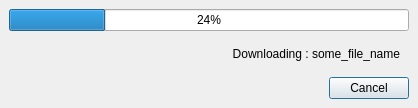
Old version of the form FermaNext/src/LiveUpdate/LiveUpdateDialog.ui in the repository rouming/FermaNext.
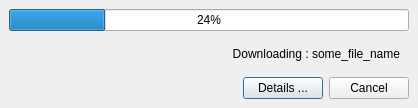
New version of the form.

Diff of the .ui file:
```diff
--- a/FermaNext/src/LiveUpdate/LiveUpdateDialog.ui
+++ b/FermaNext/src/LiveUpdate/LiveUpdateDialog.ui
@@ -12,6 +12,14 @@
     <height>108</height>
    </rect>
   </property>
+  <property name="sizePolicy" >
+   <sizepolicy>
+    <hsizetype>0</hsizetype>
+    <vsizetype>0</vsizetype>
+    <horstretch>0</horstretch>
+    <verstretch>0</verstretch>
+   </sizepolicy>
+  </property>
   <property name="windowTitle" >
    <string>LiveUpdate</string>
   </property>
@@ -84,7 +92,17 @@
       </spacer>
      </item>
      <item>
-      <widget class="QPushButton" name="cancelButton" >
+      <widget class="QPushButton" name="m_detailsButton" >
+       <property name="text" >
+        <string>Details ...</string>
+       </property>
+       <property name="flat" >
+        <bool>false</bool>
+       </property>
+      </widget>
+     </item>
+     <item>
+      <widget class="QPushButton" name="m_cancelButton" >
        <property name="text" >
         <string>Cancel</string>
        </property>
```
Left out of the diff: 9 changed lines with no effect on the pictures. Lines whose indentation alone changed are shown as unchanged.
